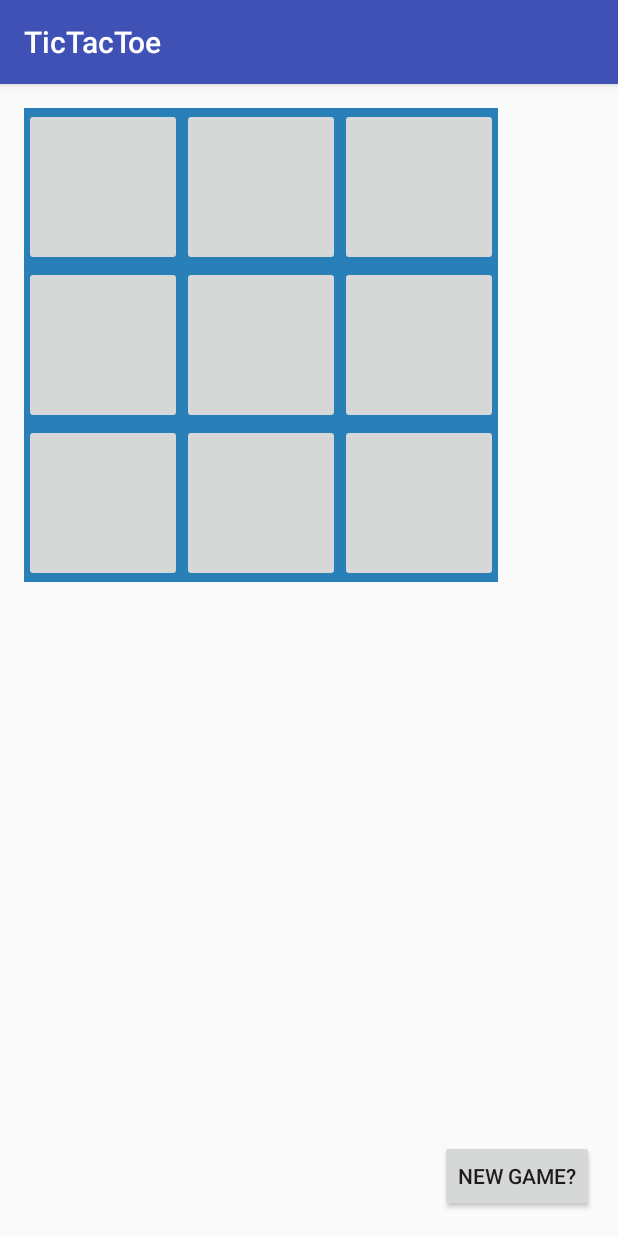
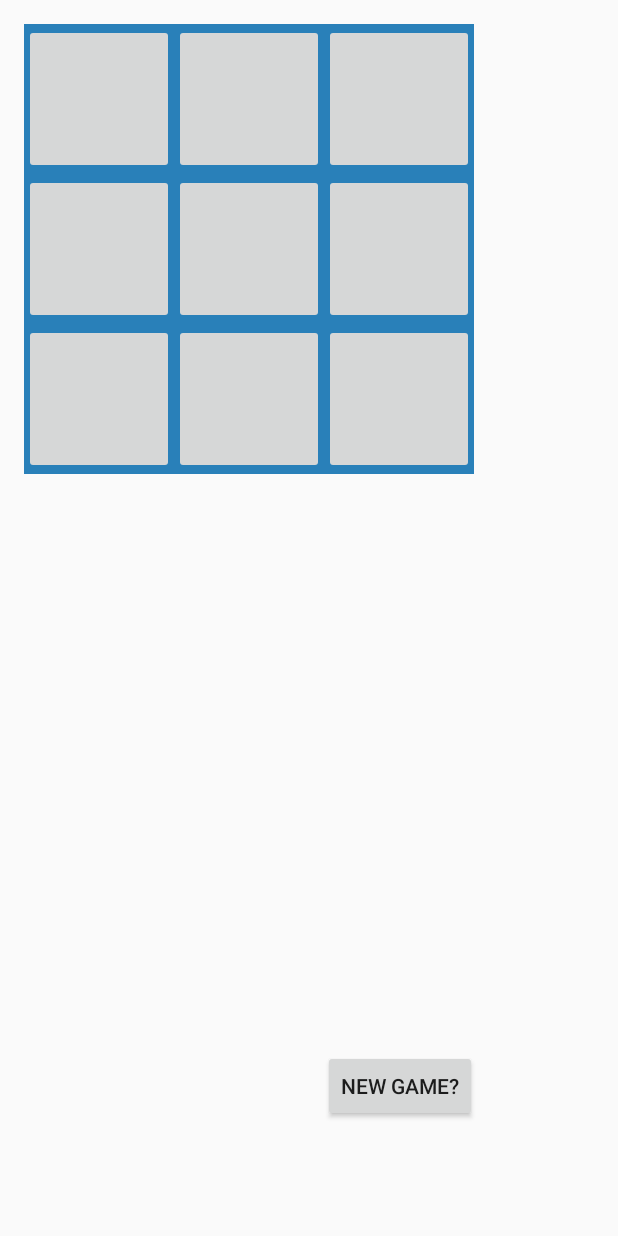
Before and after one commit to rlopezlu/TicTacToe, an Android app: the screen it shows after launch (MainActivity), on a phone screen of 412 x 824 dp. Run offline under Robolectric (Android 15) with nearby library versions, the phone set to English and light mode, and no system bars.

Commit message:
done for the night

```diff
--- a/app/src/main/java/com/example/raul/tictactoe/MainActivity.java
+++ b/app/src/main/java/com/example/raul/tictactoe/MainActivity.java
@@ -99,8 +99,9 @@ public class MainActivity extends AppCompatActivity {
             }
             turnSwitch(img);
             turn = !turn;
+            values[curIndex] = curDraw;
         }
-        values[curIndex] = curDraw;
+
         Log.i("turn?",  (turn) ? "yes tuen" : "no turn");
         Log.i("lastTag", current);
         Log.i("curDraw", Integer.toString(curDraw));
@@ -126,7 +127,6 @@ public class MainActivity extends AppCompatActivity {
         img20.setImageResource(android.R.color.transparent);
         img21.setImageResource(android.R.color.transparent);
         img22.setImageResource(android.R.color.transparent);
-
     }
 
     public boolean endGame() {
@@ -172,6 +172,6 @@ public class MainActivity extends AppCompatActivity {
         img20 = (ImageButton) findViewById(R.id.imageButton20);
         img21 = (ImageButton) findViewById(R.id.imageButton21);
         img22 = (ImageButton) findViewById(R.id.imageButton22);
-        TextView status = (TextView) findViewById(R.id.Title);
+        status = (TextView) findViewById(R.id.Title);
     }
 }
--- a/app/src/main/res/layout/activity_main.xml
+++ b/app/src/main/res/layout/activity_main.xml
@@ -146,8 +146,11 @@
         android:layout_height="wrap_content"
         android:text="@string/resetButton"
         android:onClick="resetGame"
+        android:layout_marginRight="10dp"
+        android:layout_marginEnd="78dp"
         android:layout_alignParentBottom="true"
-        android:layout_alignParentRight="true"
-        android:layout_alignParentEnd="true" />
+        android:layout_alignParentRight="false"
+        android:layout_alignParentEnd="true"
+        android:layout_marginBottom="60dp" />
 
 </RelativeLayout>
--- a/app/src/main/res/values/dimens.xml
+++ b/app/src/main/res/values/dimens.xml
@@ -2,5 +2,5 @@
     <!-- Default screen margins, per the Android Design guidelines. -->
     <dimen name="activity_horizontal_margin">16dp</dimen>
     <dimen name="activity_vertical_margin">16dp</dimen>
-    <dimen name="imgBut">105dp</dimen>
+    <dimen name="imgBut">100dp</dimen>
 </resources>
--- a/app/src/main/res/values/styles.xml
+++ b/app/src/main/res/values/styles.xml
@@ -1,7 +1,7 @@
 <resources>
 
     <!-- Base application theme. -->
-    <style name="AppTheme" parent="Theme.AppCompat.Light.DarkActionBar">
+    <style name="AppTheme" parent="Theme.AppCompat.Light.NoActionBar">
         <!-- Customize your theme here. -->
         <item name="colorPrimary">@color/colorPrimary</item>
         <item name="colorPrimaryDark">@color/colorPrimaryDark</item>
```
